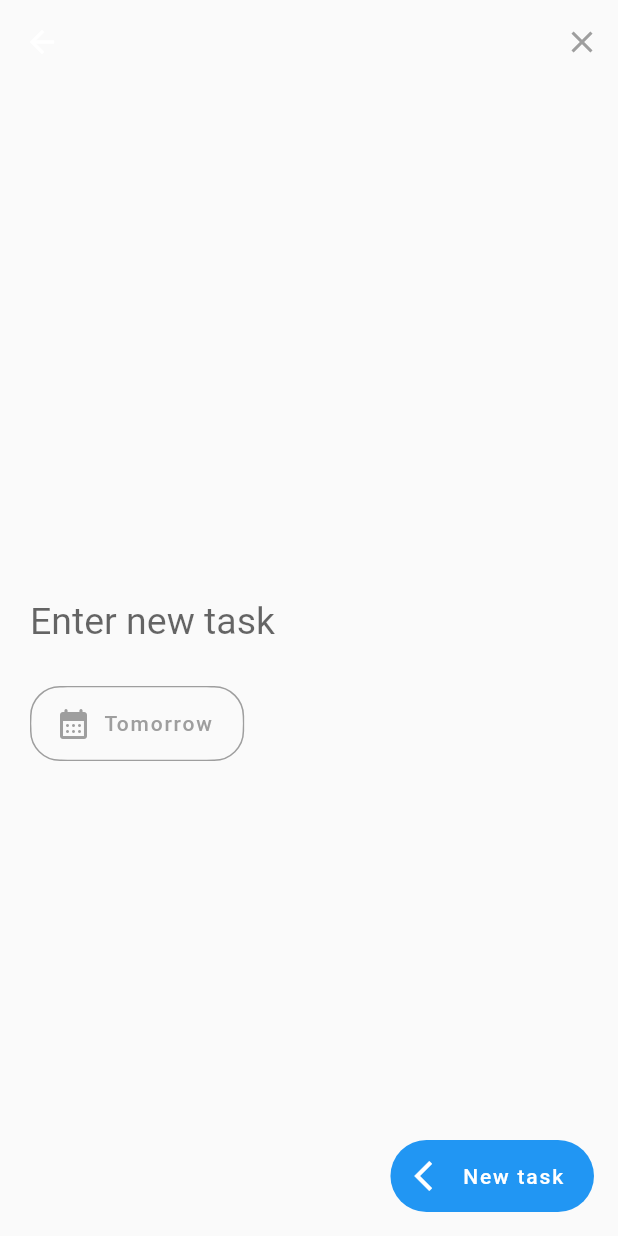
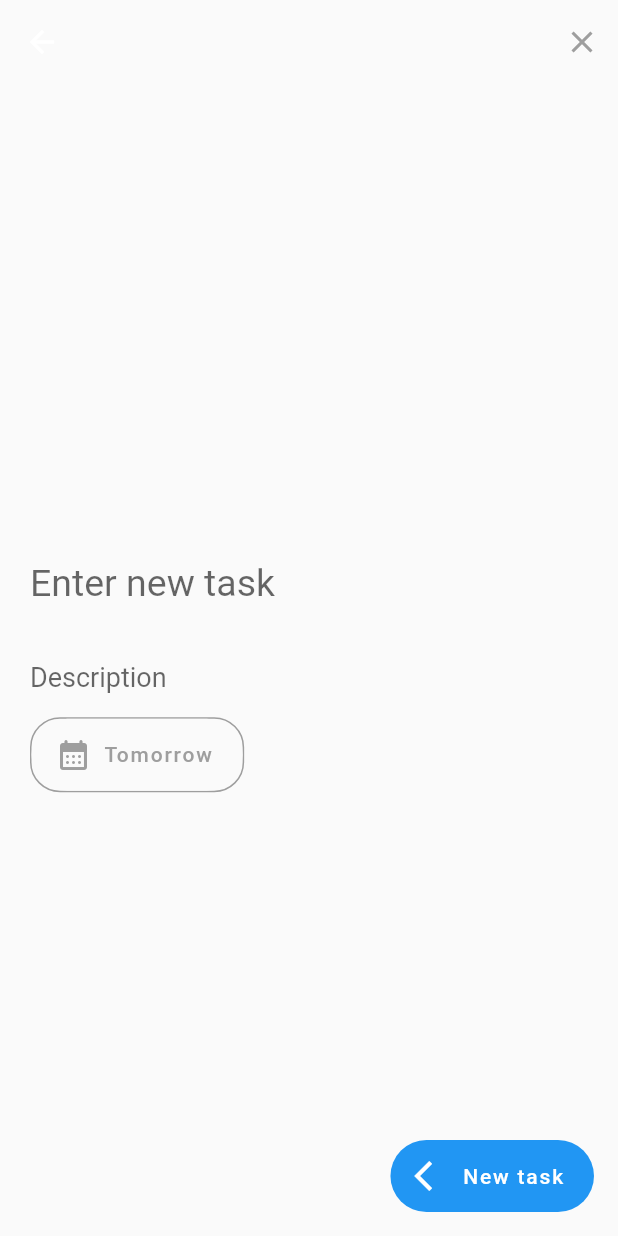
Before and after one commit to hellonathapon/catloaf, a Flutter app: the screen it shows after launch, after a tap on the "add" icon, on a phone screen of 412 x 824 dp. Run offline on Flutter 3.47's test engine with Material 2 defaults, Android fonts, the phone set to English and light mode, and no system bars; our stand-ins replace bloc, equatable, flutter_slidable.

Commit message:
refactor(UI): Get app structure on the figma design scope

```diff
--- a/lib/colors.dart
+++ b/lib/colors.dart
@@ -1,8 +1,8 @@
 import "dart:ui";
 
 class AppColor {
-  static Color gradBlue1 = const Color(0xFF1565C0);
-  static Color gradBlue2 = const Color(0xFF42A5F5);
+  static Color gradBlue1 = const Color(0xFF0F17AD);
+  static Color gradBlue2 = const Color(0xFF6985E8);
   static Color gradTeal1 = const Color(0xFF025043);
   static Color gradTeal2 = const Color(0xFF009C9D);
 }
--- /dev/null
+++ b/lib/cubit/todos_cubit.dart
@@ -0,0 +1,10 @@
+import 'package:bloc/bloc.dart';
+import 'package:equatable/equatable.dart';
+
+import '../models/todo_model.dart';
+
+part 'todos_state.dart';
+
+class TodosCubit extends Cubit<TodosState> {
+  TodosCubit() : super(InitialTodos());
+}
--- /dev/null
+++ b/lib/cubit/todos_state.dart
@@ -0,0 +1,32 @@
+part of 'todos_cubit.dart';
+
+abstract class TodosState extends Equatable {
+  const TodosState();
+
+  @override
+  List<Object> get props => [];
+}
+
+class InitialTodos extends TodosState {
+  @override
+  List<Object> get props => [];
+}
+
+class Welcome extends TodosState {
+  @override
+  List<Object> get props => [];
+}
+
+class LoadingTodos extends TodosState {
+  @override
+  List<Object> get props => [];
+}
+
+class LoadedTodos extends TodosState {
+  //* constructor
+  const LoadedTodos(this.todos);
+
+  final List<Todo> todos;
+  @override
+  List<Object> get props => [todos];
+}
--- a/lib/pages/addTodo_page.dart
+++ b/lib/pages/addTodo_page.dart
@@ -38,9 +38,18 @@ class _AddTodoPageState extends State<AddTodoPage> {
             mainAxisAlignment: MainAxisAlignment.center,
             children: <Widget>[
               TextField(
-                style: TextStyle(fontSize: 25, height: 1.5),
+                style: TextStyle(fontSize: 25),
                 decoration: InputDecoration(
                   labelText: 'Enter new task',
+                  hintText: 'Keep it short \'n simple word',
+                  border: InputBorder.none,
+                ),
+              ),
+              TextField(
+                style: TextStyle(fontSize: 18, height: 0.5),
+                decoration: InputDecoration(
+                  labelText: 'Description',
+                  hintText: '(opt) You can make it long here',
                   border: InputBorder.none,
                 ),
               ),
--- a/lib/pages/home_page.dart
+++ b/lib/pages/home_page.dart
@@ -29,19 +29,33 @@ class _HomePageState extends State<HomePage> {
       resizeToAvoidBottomInset: false,
       appBar: AppBar(
         backgroundColor: Colors.grey.shade50,
-        leading: Container(
-          padding: const EdgeInsets.all(10),
-          width: 20,
-          height: 20,
-          child: Image(
-            image: AssetImage('images/cat.png'),
+        leadingWidth: 90,
+        leading: Padding(
+          padding: const EdgeInsets.only(left: 10),
+          child: Center(
+            child: Text(
+              'CATLOAF',
+              style: TextStyle(
+                  color: Colors.black54,
+                  fontSize: 16,
+                  fontWeight: FontWeight.bold),
+            ),
           ),
         ),
         actions: [
           Padding(
-            padding: EdgeInsets.only(right: 12),
-            child: Icon(Icons.notifications_outlined, color: Colors.grey),
-          ),
+              padding: EdgeInsets.all(10),
+              child: CircleAvatar(
+                radius: 30.0,
+                backgroundColor: Colors.grey,
+                child: Text(
+                  'N',
+                  style: TextStyle(
+                      color: Colors.black54, fontWeight: FontWeight.bold),
+                ),
+                // backgroundImage:
+                //     NetworkImage('https://via.placeholder.com/150'),
+              )),
         ],
         elevation: 0,
       ),
@@ -61,7 +75,7 @@ class _HomePageState extends State<HomePage> {
               style: TextStyle(
                 fontSize: 30,
                 fontWeight: FontWeight.bold,
-                color: Colors.black87,
+                color: Colors.black54,
               ),
             ),
             SizedBox(
@@ -109,7 +123,9 @@ class _HomePageState extends State<HomePage> {
               ),
             ),
             Text(
-              'Your active\'s tasks',
+              cardSelect == 'Active'
+                  ? 'Your active\'s tasks'
+                  : 'Your overdued\'s tasks',
               style: TextStyle(
                 fontWeight: FontWeight.bold,
                 color: Colors.grey,
--- a/lib/widgets/category_card.dart
+++ b/lib/widgets/category_card.dart
@@ -30,15 +30,26 @@ class CategoryCard extends StatelessWidget {
               top: 0,
               right: 0,
               child: ClipRRect(
-                borderRadius: BorderRadius.only(topRight: Radius.circular(18)),
+                borderRadius:
+                    const BorderRadius.only(topRight: Radius.circular(18)),
                 child: Image.asset(
                   'images/abstract1.png',
                 ),
               ),
             ),
+            Positioned(
+              bottom: 0,
+              right: 0,
+              child: ClipRRect(
+                child: Image.asset(
+                  'images/active1.PNG',
+                  width: 100,
+                ),
+              ),
+            ),
             Container(
               padding: const EdgeInsets.only(left: 15.0),
-              height: 80,
+              // height: 80,
               width: 200,
               child: Row(
                 mainAxisAlignment: MainAxisAlignment.spaceAround,
--- a/lib/widgets/todo.dart
+++ b/lib/widgets/todo.dart
@@ -29,18 +29,46 @@ class Todo extends StatelessWidget {
       child: Card(
         elevation: 0,
         child: ExpansionTile(
-          leading: Icon(Icons.check_circle_outline),
+          // leading: Icon(
+          //   Icons.check_circle_outline,
+          // ),
           expandedCrossAxisAlignment: CrossAxisAlignment.start,
-          title: Text(
-            'Todo today something tomorrow',
-            style: TextStyle(
-              fontSize: 16,
-            ),
+          tilePadding: EdgeInsets.symmetric(
+              horizontal: 10), //* OVERRIDES DEFAULT PADDING
+          backgroundColor: Colors.grey.shade100,
+          title: Row(
+            children: [
+              Icon(
+                Icons.check_circle_outline,
+              ),
+              SizedBox(width: 10),
+              Flexible(
+                child: Text(
+                  'Todo today something tomo',
+                  style: TextStyle(
+                    color: Colors.black54,
+                    fontSize: 16,
+                    fontWeight: FontWeight.w500,
+                  ),
+                ),
+              ),
+            ],
           ),
           children: [
             Padding(
               padding: const EdgeInsets.all(10),
-              child: Text("Created at 11/09/2022"),
+              child: Row(
+                children: [
+                  Icon(Icons.calendar_month_rounded, color: Colors.grey),
+                  SizedBox(width: 5),
+                  Text(
+                    "Created at 11/09/2022",
+                    style: TextStyle(
+                      color: Colors.grey,
+                    ),
+                  ),
+                ],
+              ),
             ),
             Padding(
               padding: const EdgeInsets.all(10),
@@ -49,7 +77,16 @@ class Todo extends StatelessWidget {
             ),
             Padding(
               padding: const EdgeInsets.all(10),
-              child: Text("Due Date 20/09/2022"),
+              child: Row(
+                children: [
+                  Icon(Icons.notifications_outlined, color: Colors.grey),
+                  SizedBox(width: 5),
+                  Text(
+                    "Due Date 20/09/2022",
+                    style: TextStyle(color: Colors.grey),
+                  ),
+                ],
+              ),
             ),
           ],
         ),
--- a/pubspec.yaml
+++ b/pubspec.yaml
@@ -34,6 +34,9 @@ dependencies:
   # Use with the CupertinoIcons class for iOS style icons.
   cupertino_icons: ^1.0.2
   flutter_slidable:
+  bloc:
+  flutter_bloc:
+  equatable:
 
 dev_dependencies:
   flutter_test:
```
Also changed, not shown: images/active1.PNG (added), pubspec.lock.
